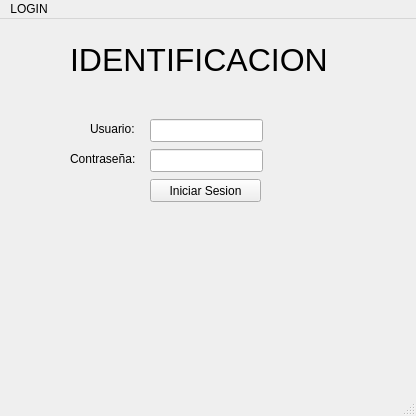
Old version of the form login.ui in the repository FeliFaule/PROYECTO-FINAL.
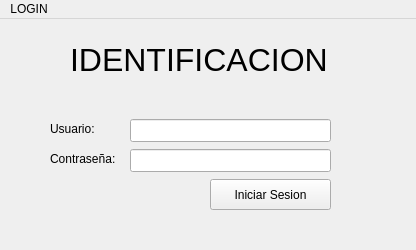
New version of the form.

Commit message:
Retoques del login
ajuste algunos detalles de prolijidad

What changed in the file:
```diff
--- a/login.ui
+++ b/login.ui
@@ -7,19 +7,19 @@
     <x>0</x>
     <y>0</y>
     <width>416</width>
-    <height>416</height>
+    <height>250</height>
    </rect>
   </property>
   <property name="minimumSize">
    <size>
     <width>416</width>
-    <height>416</height>
+    <height>250</height>
    </size>
   </property>
   <property name="maximumSize">
    <size>
     <width>416</width>
-    <height>416</height>
+    <height>250</height>
    </size>
   </property>
   <property name="windowTitle">
@@ -35,9 +35,9 @@
    <widget class="QLineEdit" name="lineEdit">
     <property name="geometry">
      <rect>
-      <x>150</x>
+      <x>130</x>
       <y>100</y>
-      <width>113</width>
+      <width>201</width>
       <height>23</height>
      </rect>
     </property>
@@ -45,10 +45,10 @@
    <widget class="QPushButton" name="pushButton">
     <property name="geometry">
      <rect>
-      <x>150</x>
+      <x>210</x>
       <y>160</y>
-      <width>111</width>
-      <height>23</height>
+      <width>121</width>
+      <height>31</height>
      </rect>
     </property>
     <property name="text">
@@ -58,7 +58,7 @@
    <widget class="QLabel" name="label">
     <property name="geometry">
      <rect>
-      <x>90</x>
+      <x>50</x>
       <y>100</y>
       <width>81</width>
       <height>20</height>
@@ -71,9 +71,9 @@
    <widget class="QLineEdit" name="lineEdit_2">
     <property name="geometry">
      <rect>
-      <x>150</x>
+      <x>130</x>
       <y>130</y>
-      <width>113</width>
+      <width>201</width>
       <height>23</height>
      </rect>
     </property>
@@ -81,7 +81,7 @@
    <widget class="QLabel" name="label_2">
     <property name="geometry">
      <rect>
-      <x>70</x>
+      <x>50</x>
       <y>130</y>
       <width>81</width>
       <height>20</height>
@@ -126,7 +126,6 @@
    </widget>
    <addaction name="menuLOGIN"/>
   </widget>
-  <widget class="QStatusBar" name="statusbar"/>
  </widget>
  <resources/>
  <connections/>
```
Left out of the diff: 16 changed lines with no effect on the pictures. The commit also changes 1 other file.
